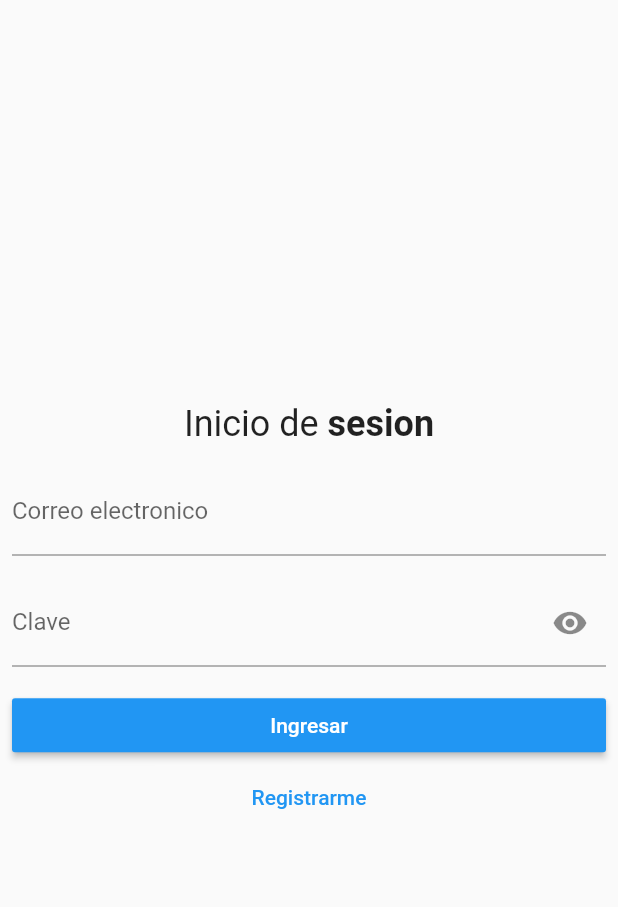
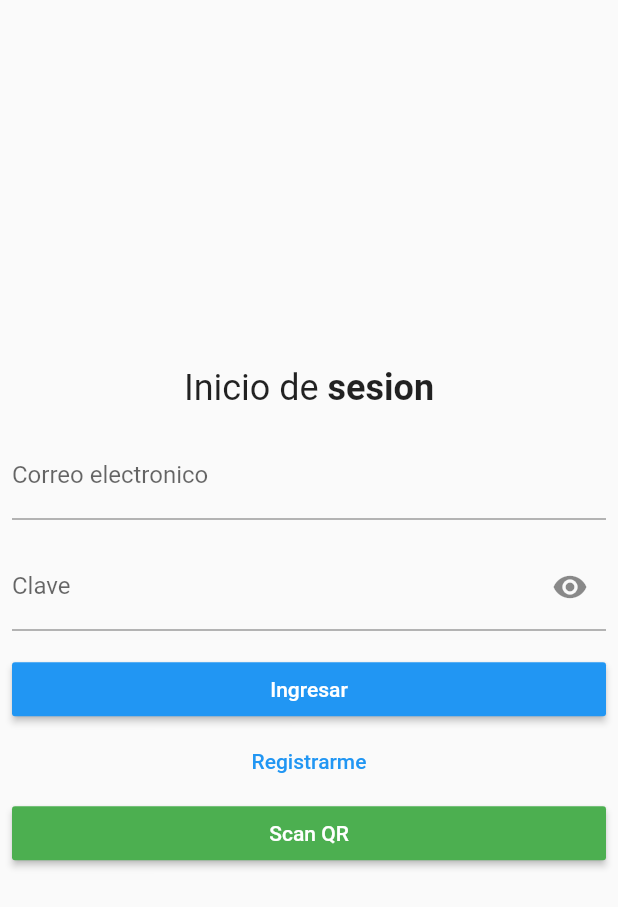
Before and after one commit to carlos00027/mintic-app-flutter, a Flutter app: the screen it shows after launch, on a phone screen of 412 x 824 dp. Shown: the top 907 px of the screen. Run offline on Flutter 3.47's test engine with Material 2 defaults, Android fonts, the phone set to English and light mode, and no system bars; our stand-ins replace flutter_secure_storage; missing offline and left inert: qr_code_scanner.

Commit message:
ajustes varios

```diff
--- a/lib/pages/auth/login_page.dart
+++ b/lib/pages/auth/login_page.dart
@@ -134,10 +134,20 @@ class _Formulario extends StatelessWidget {
               ),
             ),
             MaterialButton(
+              minWidth: double.infinity,
               onPressed: () => Navigator.of(context).pushNamed('auth.registrar'),
               child: Text(
                 'Registrarme',
                 style: TextStyle(color: Theme.of(context).primaryColor),
+              ),
+            ),
+            MaterialButton(
+              minWidth: double.infinity,
+              color: Colors.green,
+              onPressed: () => Navigator.of(context).pushNamed('pedidos.scan'),
+              child: Text(
+                'Scan QR',
+                style: TextStyle(color: Colors.white),
               ),
             )
           ],
--- a/lib/pages/home.dart
+++ b/lib/pages/home.dart
@@ -57,13 +57,13 @@ class _Drawer extends StatelessWidget {
               Navigator.of(context).pushNamed('pedidos.listar');
             },
           ),
-          ListTile(
+          /*ListTile(
             title: const Text('Nuevo pedido'),
             leading: Icon(Icons.add),
             onTap: () {
               Navigator.of(context).pushNamed('pedidos.form');
             },
-          ),
+          ),*/
           ListTile(
             title: const Text('Buscar pedido con Qr'),
             leading: Icon(Icons.qr_code_scanner_outlined),
--- a/lib/pages/pedidos/pedidos_listar_page.dart
+++ b/lib/pages/pedidos/pedidos_listar_page.dart
@@ -30,10 +30,10 @@ class PedidosListarPage extends StatelessWidget {
             },
             itemBuilder: (BuildContext context) {
               return [
-                PopupMenuItem(
+                /*PopupMenuItem(
                   value: 0,
                   child: Text('Crear pedido'),
-                ),
+                ),*/
                 PopupMenuItem(
                   value: 1,
                   child: Text('Recargar listado'),
--- a/lib/pages/pedidos/pedidos_scan_page.dart
+++ b/lib/pages/pedidos/pedidos_scan_page.dart
@@ -11,7 +11,7 @@ class PedidosScanPage extends StatelessWidget {
   @override
   Widget build(BuildContext context) {
     return Scaffold(
-      appBar: AppBar(title: const Text('Flutter Demo Home Page')),
+      appBar: AppBar(title: const Text('Buscar pedido por QR')),
       body: Center(
         child: ElevatedButton(
           onPressed: () {
```
